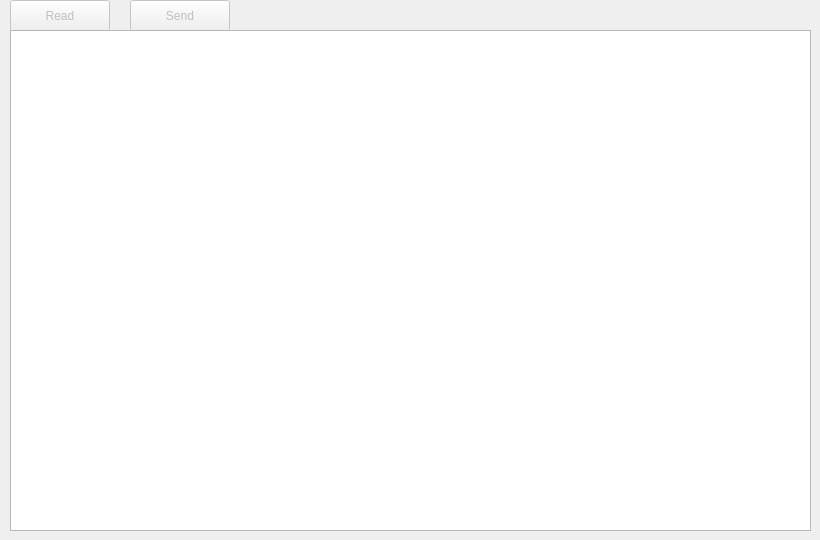
Above: Widgets/parameterform.ui from hegoku/DroneControlCenter before the change. Below: the same form after it.
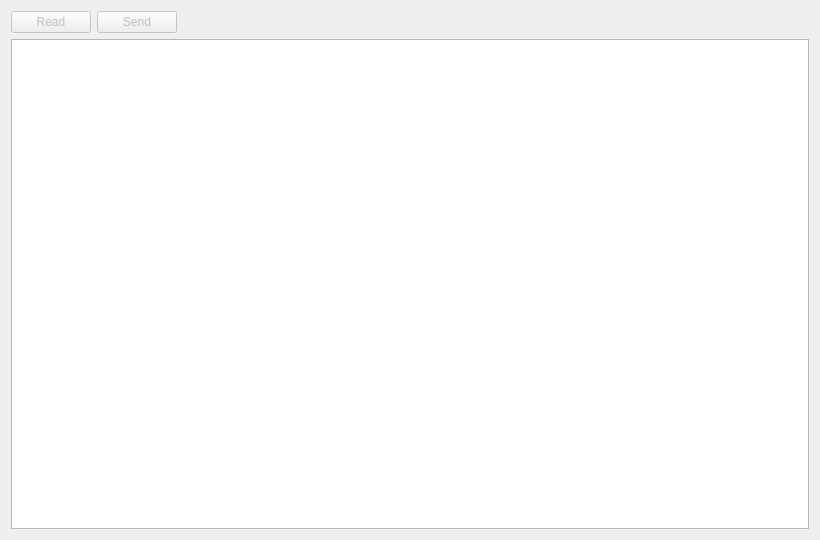
That is the form after the change.

```diff
--- a/Widgets/parameterform.ui
+++ b/Widgets/parameterform.ui
@@ -13,48 +13,56 @@
   <property name="windowTitle">
    <string>Form</string>
   </property>
+  <layout class="QHBoxLayout" name="horizontalLayout_4">
+   <item>
+    <layout class="QVBoxLayout" name="verticalLayout">
+     <item>
+      <layout class="QHBoxLayout" name="horizontalLayout_3">
+       <item>
+        <layout class="QHBoxLayout" name="horizontalLayout_2">
+         <item>
   <widget class="QPushButton" name="readBtn">
    <property name="enabled">
     <bool>false</bool>
    </property>
-   <property name="geometry">
-    <rect>
-     <x>10</x>
-     <y>0</y>
-     <width>100</width>
-     <height>32</height>
-    </rect>
-   </property>
    <property name="text">
     <string>Read</string>
    </property>
   </widget>
+         </item>
+         <item>
   <widget class="QPushButton" name="sendBtn">
    <property name="enabled">
     <bool>false</bool>
    </property>
-   <property name="geometry">
-    <rect>
-     <x>130</x>
-     <y>0</y>
-     <width>100</width>
-     <height>32</height>
-    </rect>
-   </property>
    <property name="text">
     <string>Send</string>
    </property>
   </widget>
-  <widget class="QTableView" name="tableView">
-   <property name="geometry">
-    <rect>
-     <x>10</x>
-     <y>30</y>
-     <width>801</width>
-     <height>501</height>
-    </rect>
-   </property>
-  </widget>
+         </item>
+         <item>
+          <spacer name="horizontalSpacer">
+           <property name="orientation">
+            <enum>Qt::Orientation::Horizontal</enum>
+           </property>
+           <property name="sizeHint" stdset="0">
+            <size>
+             <width>40</width>
+             <height>20</height>
+            </size>
+           </property>
+          </spacer>
+         </item>
+        </layout>
+       </item>
+      </layout>
+     </item>
+     <item>
+      <widget class="QTableView" name="tableView"/>
+     </item>
+    </layout>
+   </item>
+  </layout>
  </widget>
  <resources/>
  <connections/>
```
Lines whose indentation alone changed are shown as unchanged.
